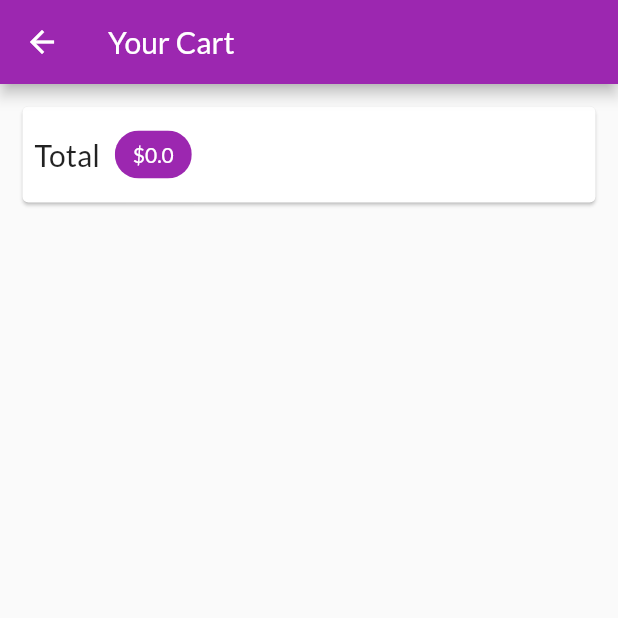
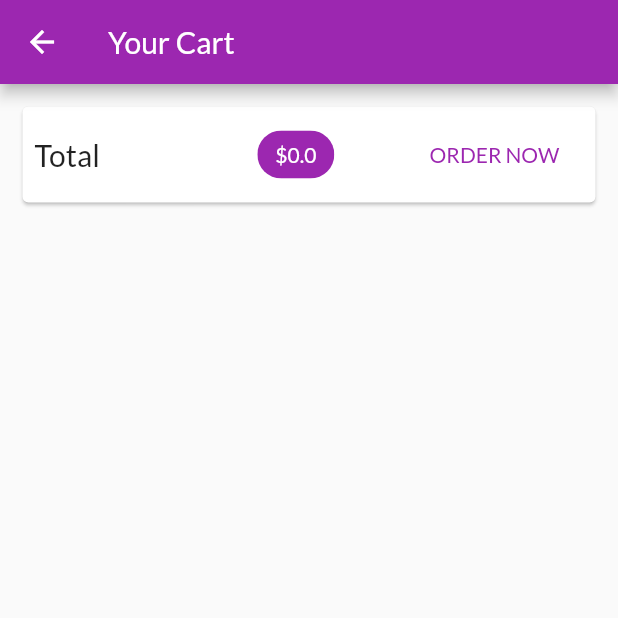
Before and after one commit to mezez/mez_shop, a Flutter app: the CartScreen screen opened by its route, on a phone screen of 412 x 824 dp, the top half of it. Run offline on Flutter 3.47's test engine with Material 2 defaults, Android fonts, the phone set to English and light mode, and no system bars; network calls fail.

Commit message:
add order now button in the cart

```diff
--- a/lib/screens/cart_screen.dart
+++ b/lib/screens/cart_screen.dart
@@ -18,6 +18,7 @@ class CartScreen extends StatelessWidget {
             child: Padding(
               padding: EdgeInsets.all(8),
               child: Row(
+                mainAxisAlignment: MainAxisAlignment.spaceBetween,
                 children: [
                   Text(
                     'Total',
@@ -34,6 +35,11 @@ class CartScreen extends StatelessWidget {
                               Theme.of(context).primaryTextTheme.title.color),
                     ),
                     backgroundColor: Theme.of(context).primaryColor,
+                  ),
+                  FlatButton(
+                    onPressed: () {},
+                    child: Text('ORDER NOW'),
+                    textColor: Theme.of(context).primaryColor,
                   )
                 ],
               ),
```
